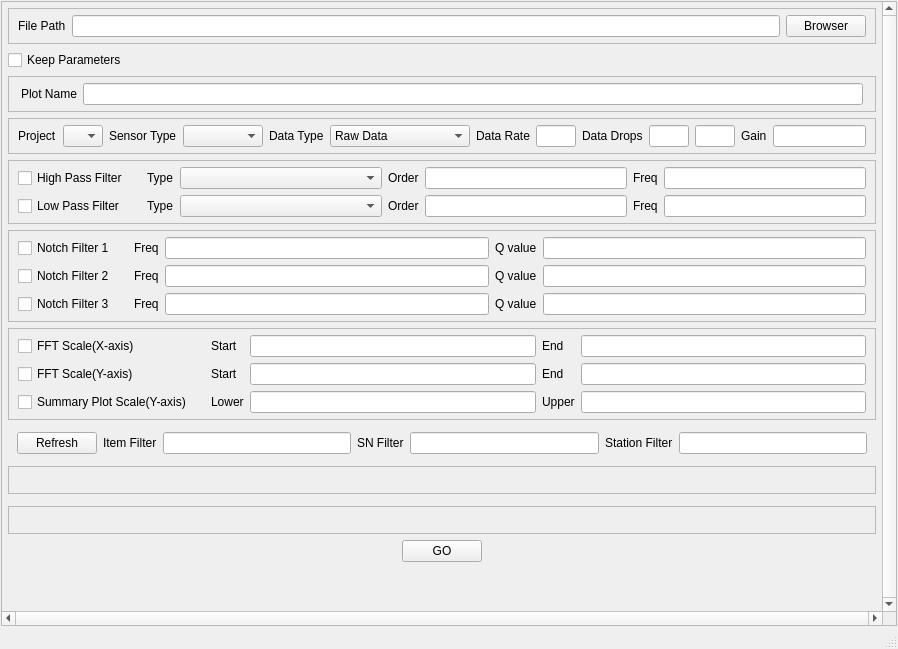
This is mainWin.ui in leoduhot/cld_data_visualize as Qt 5 draws it before an edit. The edited form follows.
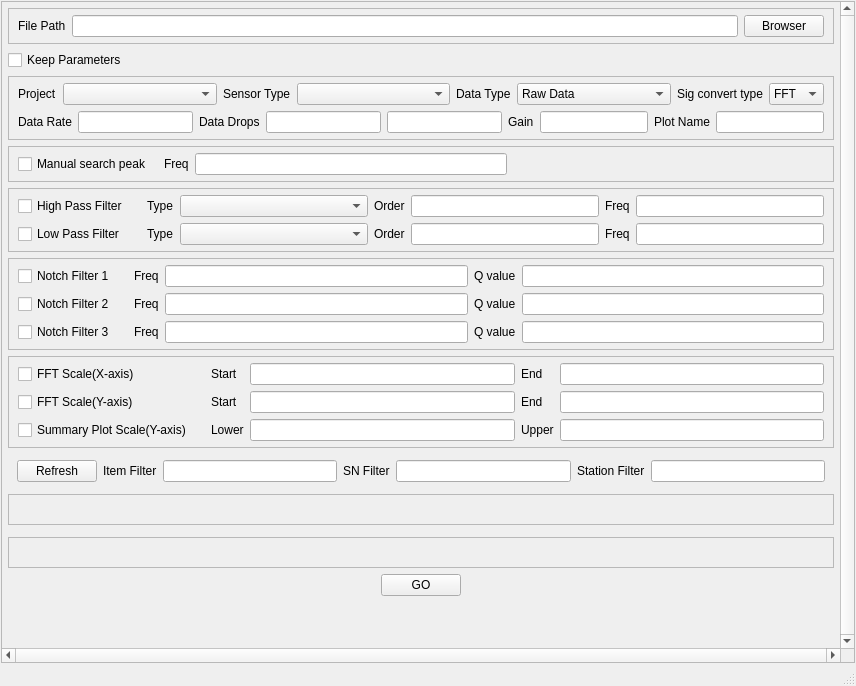
This is the edited form.

Commit message: v0.5.312 1. update visualize functions for malibu2 2. add manual search peak and emg signal convert options

The edit to the form file:
```diff
--- a/mainWin.ui
+++ b/mainWin.ui
@@ -6,8 +6,8 @@
    <rect>
     <x>0</x>
     <y>0</y>
-    <width>898</width>
-    <height>649</height>
+    <width>856</width>
+    <height>686</height>
    </rect>
   </property>
   <property name="sizePolicy">
@@ -91,8 +91,8 @@
         <rect>
          <x>0</x>
          <y>0</y>
-         <width>894</width>
-         <height>643</height>
+         <width>852</width>
+         <height>698</height>
         </rect>
        </property>
        <property name="sizePolicy">
@@ -232,59 +232,6 @@
           </layout>
          </widget>
         </item>
-        <item>
-         <widget class="QFrame" name="plotNameFrm">
-          <property name="sizePolicy">
-           <sizepolicy hsizetype="Expanding" vsizetype="Fixed">
-            <horstretch>0</horstretch>
-            <verstretch>0</verstretch>
-           </sizepolicy>
-          </property>
-          <property name="frameShape">
-           <enum>QFrame::Shape::StyledPanel</enum>
-          </property>
-          <property name="frameShadow">
-           <enum>QFrame::Shadow::Sunken</enum>
-          </property>
-          <layout class="QHBoxLayout" name="horizontalLayout">
-           <property name="leftMargin">
-            <number>12</number>
-           </property>
-           <property name="topMargin">
-            <number>6</number>
-           </property>
-           <property name="rightMargin">
-            <number>12</number>
-           </property>
-           <property name="bottomMargin">
-            <number>6</number>
-           </property>
-           <item>
-            <widget class="QLabel" name="plotNameLab">
-             <property name="sizePolicy">
-              <sizepolicy hsizetype="Fixed" vsizetype="Fixed">
-               <horstretch>0</horstretch>
-               <verstretch>0</verstretch>
-              </sizepolicy>
-             </property>
-             <property name="toolTip">
-              <string>Specify a string used as plot image name, default use sensor tpye</string>
-             </property>
-             <property name="text">
-              <string>Plot Name</string>
-             </property>
-            </widget>
-           </item>
-           <item>
-            <widget class="QLineEdit" name="plotNameEntry">
-             <property name="toolTip">
-              <string>Specify a string used as plot image name, default use sensor tpye</string>
-             </property>
-            </widget>
-           </item>
-          </layout>
-         </widget>
-        </item>
         <item>
          <widget class="QFrame" name="paramFrm">
           <property name="enabled">
@@ -302,182 +249,344 @@
           <property name="frameShadow">
            <enum>QFrame::Shadow::Sunken</enum>
           </property>
-          <layout class="QGridLayout" name="gridLayout">
+          <layout class="QVBoxLayout" name="verticalLayout_5">
+           <property name="spacing">
+            <number>-1</number>
+           </property>
            <property name="topMargin">
             <number>6</number>
            </property>
            <property name="bottomMargin">
             <number>6</number>
            </property>
-           <item row="1" column="0">
-            <widget class="QLabel" name="projectLab">
-             <property name="text">
-              <string>Project</string>
+           <item>
+            <widget class="QFrame" name="frame_2">
+             <property name="frameShape">
+              <enum>QFrame::Shape::NoFrame</enum>
              </property>
-            </widget>
-           </item>
-           <item row="1" column="5">
-            <widget class="QComboBox" name="dataTypeComb">
-             <property name="sizePolicy">
-              <sizepolicy hsizetype="Expanding" vsizetype="Fixed">
-               <horstretch>1</horstretch>
-               <verstretch>0</verstretch>
-              </sizepolicy>
+             <property name="frameShadow">
+              <enum>QFrame::Shadow::Raised</enum>
              </property>
-             <property name="minimumSize">
-              <size>
-               <width>140</width>
-               <height>0</height>
-              </size>
-             </property>
-             <item>
-              <property name="text">
-               <string>Raw Data</string>
+             <layout class="QGridLayout" name="gridLayout_8">
+              <property name="leftMargin">
+               <number>0</number>
               </property>
-             </item>
-             <item>
-              <property name="text">
-               <string>Tester Data</string>
+              <property name="topMargin">
+               <number>0</number>
               </property>
-             </item>
-             <item>
-              <property name="text">
-               <string>Summary Data</string>
+              <property name="rightMargin">
+               <number>0</number>
               </property>
-             </item>
+              <property name="bottomMargin">
+               <number>0</number>
+              </property>
+              <item row="0" column="0">
+               <widget class="QLabel" name="projectLab">
+                <property name="text">
+                 <string>Project</string>
+                </property>
+               </widget>
+              </item>
+              <item row="0" column="1">
+               <widget class="QComboBox" name="projectComb">
+                <property name="sizePolicy">
+                 <sizepolicy hsizetype="Preferred" vsizetype="Fixed">
+                  <horstretch>1</horstretch>
+                  <verstretch>0</verstretch>
+                 </sizepolicy>
+                </property>
+                <property name="minimumSize">
+                 <size>
+                  <width>40</width>
+                  <height>0</height>
+                 </size>
+                </property>
+               </widget>
+              </item>
+              <item row="0" column="2">
+               <widget class="QLabel" name="sensorTypeLab">
+                <property name="text">
+                 <string>Sensor Type</string>
+                </property>
+               </widget>
+              </item>
+              <item row="0" column="3">
+               <widget class="QComboBox" name="sensorTypeComb">
+                <property name="sizePolicy">
+                 <sizepolicy hsizetype="Preferred" vsizetype="Fixed">
+                  <horstretch>1</horstretch>
+                  <verstretch>0</verstretch>
+                 </sizepolicy>
+                </property>
+                <property name="minimumSize">
+                 <size>
+                  <width>80</width>
+                  <height>0</height>
+                 </size>
+                </property>
+               </widget>
+              </item>
+              <item row="0" column="4">
+               <widget class="QLabel" name="dataTypeLab">
+                <property name="text">
+                 <string>Data Type</string>
+                </property>
+               </widget>
+              </item>
+              <item row="0" column="5">
+               <widget class="QComboBox" name="dataTypeComb">
+                <property name="sizePolicy">
+                 <sizepolicy hsizetype="Expanding" vsizetype="Fixed">
+                  <horstretch>1</horstretch>
+                  <verstretch>0</verstretch>
+                 </sizepolicy>
+                </property>
+                <property name="minimumSize">
+                 <size>
+                  <width>140</width>
+                  <height>0</height>
+                 </size>
+                </property>
+                <item>
+                 <property name="text">
+                  <string>Raw Data</string>
+                 </property>
+                </item>
+                <item>
+                 <property name="text">
+                  <string>Tester Data</string>
+                 </property>
+                </item>
+                <item>
+                 <property name="text">
+                  <string>Summary Data</string>
+                 </property>
+                </item>
+               </widget>
+              </item>
+              <item row="0" column="6">
+               <widget class="QLabel" name="convertTypeLab">
+                <property name="text">
+                 <string>Sig convert type</string>
+                </property>
+               </widget>
+              </item>
+              <item row="0" column="7">
+               <widget class="QComboBox" name="convertTypeComb">
+                <item>
+                 <property name="text">
+                  <string>FFT</string>
+                 </property>
+                </item>
+                <item>
+                 <property name="text">
+                  <string>PSD</string>
+                 </property>
+                </item>
+               </widget>
+              </item>
+             </layout>
             </widget>
            </item>
-           <item row="1" column="9">
-            <widget class="QLineEdit" name="dataDropStartEntry">
+           <item>
+            <widget class="QFrame" name="plotNameFrm">
              <property name="sizePolicy">
               <sizepolicy hsizetype="Expanding" vsizetype="Fixed">
-               <horstretch>1</horstretch>
+               <horstretch>0</horstretch>
                <verstretch>0</verstretch>
               </sizepolicy>
              </property>
-             <property name="minimumSize">
-              <size>
-               <width>40</width>
-               <height>0</height>
-              </size>
+             <property name="frameShape">
+              <enum>QFrame::Shape::NoFrame</enum>
              </property>
-             <property name="toolTip">
-              <string>&lt;html&gt;&lt;head/&gt;&lt;body&gt;&lt;p&gt;start number of samples&lt;/p&gt;&lt;/body&gt;&lt;/html&gt;</string>
+             <property name="frameShadow">
+              <enum>QFrame::Shadow::Sunken</enum>
              </property>
+             <layout class="QGridLayout" name="gridLayout">
+              <property name="leftMargin">
+               <number>0</number>
+              </property>
+              <property name="topMargin">
+               <number>0</number>
+              </property>
+              <property name="rightMargin">
+               <number>0</number>
+              </property>
+              <property name="bottomMargin">
+               <number>0</number>
+              </property>
+              <item row="0" column="4">
+               <widget class="QLineEdit" name="dataDropEndEntry">
+                <property name="sizePolicy">
+                 <sizepolicy hsizetype="Expanding" vsizetype="Fixed">
+                  <horstretch>1</horstretch>
+                  <verstretch>0</verstretch>
+                 </sizepolicy>
+                </property>
+                <property name="minimumSize">
+                 <size>
+                  <width>40</width>
+                  <height>0</height>
+                 </size>
+                </property>
+                <property name="toolTip">
+                 <string>&lt;html&gt;&lt;head/&gt;&lt;body&gt;&lt;p&gt;end number of samples, -1 for the end of data&lt;/p&gt;&lt;/body&gt;&lt;/html&gt;</string>
+                </property>
+               </widget>
+              </item>
+              <item row="0" column="10">
+               <widget class="QLabel" name="plotNameLab">
+                <property name="sizePolicy">
+                 <sizepolicy hsizetype="Fixed" vsizetype="Fixed">
+                  <horstretch>0</horstretch>
+                  <verstretch>0</verstretch>
+                 </sizepolicy>
+                </property>
+                <property name="toolTip">
+                 <string>Specify a string used as plot image name, default use sensor tpye</string>
+                </property>
+                <property name="text">
+                 <string>Plot Name</string>
+                </property>
+               </widget>
+              </item>
+              <item row="0" column="0">
+               <widget class="QLabel" name="dataRateLab">
+                <property name="text">
+                 <string>Data Rate</string>
+                </property>
+               </widget>
+              </item>
+              <item row="0" column="1">
+               <widget class="QLineEdit" name="dataRateEntry">
+                <property name="sizePolicy">
+                 <sizepolicy hsizetype="Expanding" vsizetype="Fixed">
+                  <horstretch>1</horstretch>
+                  <verstretch>0</verstretch>
+                 </sizepolicy>
+                </property>
+                <property name="minimumSize">
+                 <size>
+                  <width>40</width>
+                  <height>0</height>
+                 </size>
+                </property>
+               </widget>
+              </item>
+              <item row="0" column="2">
+               <widget class="QLabel" name="dataDropsLab">
+                <property name="toolTip">
+                 <string>&lt;html&gt;&lt;head/&gt;&lt;body&gt;&lt;p&gt;specify the data to drop, e.g.: start 2, end 100, mean only visulize data from line 2 to line 100&lt;/p&gt;&lt;/body&gt;&lt;/html&gt;</string>
+                </property>
+                <property name="text">
+                 <string>Data Drops</string>
+                </property>
+               </widget>
+              </item>
+              <item row="0" column="9">
+               <widget class="QLineEdit" name="gainEntry">
+                <property name="minimumSize">
+                 <size>
+                  <width>40</width>
+                  <height>0</height>
+                 </size>
+                </property>
+               </widget>
+              </item>
+              <item row="0" column="11">
+               <widget class="QLineEdit" name="plotNameEntry">
+                <property name="toolTip">
+                 <string>Specify a string used as plot image name, default use sensor tpye</string>
+                </property>
+               </widget>
+              </item>
+              <item row="0" column="6">
+               <widget class="QLabel" name="gainLab">
+                <property name="text">
+                 <string>Gain</string>
+                </property>
+               </widget>
+              </item>
+              <item row="0" column="3">
+               <widget class="QLineEdit" name="dataDropStartEntry">
+                <property name="sizePolicy">
+                 <sizepolicy hsizetype="Expanding" vsizetype="Fixed">
+                  <horstretch>1</horstretch>
+                  <verstretch>0</verstretch>
+                 </sizepolicy>
+                </property>
+                <property name="minimumSize">
+                 <size>
+                  <width>40</width>
+                  <height>0</height>
+                 </size>
+                </property>
+                <property name="toolTip">
+                 <string>&lt;html&gt;&lt;head/&gt;&lt;body&gt;&lt;p&gt;start number of samples&lt;/p&gt;&lt;/body&gt;&lt;/html&gt;</string>
+                </property>
+               </widget>
+              </item>
+             </layout>
             </widget>
            </item>
-           <item row="1" column="1">
-            <widget class="QComboBox" name="projectComb">
-             <property name="sizePolicy">
-              <sizepolicy hsizetype="Preferred" vsizetype="Fixed">
-               <horstretch>1</horstretch>
-               <verstretch>0</verstretch>
-              </sizepolicy>
-             </property>
-             <property name="minimumSize">
-              <size>
-               <width>40</width>
-               <height>0</height>
-              </size>
-             </property>
-            </widget>
+          </layout>
+         </widget>
+        </item>
+        <item>
+         <widget class="QFrame" name="frame_3">
+          <property name="frameShape">
+           <enum>QFrame::Shape::StyledPanel</enum>
+          </property>
+          <property name="frameShadow">
+           <enum>QFrame::Shadow::Raised</enum>
+          </property>
+          <layout class="QGridLayout" name="gridLayout_9">
+           <property name="topMargin">
+            <number>6</number>
+           </property>
+           <property name="bottomMargin">
+            <number>6</number>
+           </property>
+           <item row="0" column="3">
+            <widget class="QLineEdit" name="mspFreqEntry"/>
            </item>
-           <item row="1" column="6">
-            <widget class="QLabel" name="dataRateLab">
+           <item row="0" column="2">
+            <widget class="QLabel" name="mspFreqLab">
              <property name="text">
-              <string>Data Rate</string>
+              <string>Freq</string>
              </property>
             </widget>
            </item>
-           <item row="1" column="2">
-            <widget class="QLabel" name="sensorTypeLab">
+           <item row="0" column="0">
+            <widget class="QCheckBox" name="mspChkb">
              <property name="text">
-              <string>Sensor Type</string>
+              <string>Manual search peak</string>
              </property>
             </widget>
            </item>
-           <item row="1" column="3">
-            <widget class="QComboBox" name="sensorTypeComb">
-             <property name="sizePolicy">
-              <sizepolicy hsizetype="Preferred" vsizetype="Fixed">
-               <horstretch>1</horstretch>
-               <verstretch>0</verstretch>
-              </sizepolicy>
+           <item row="0" column="1">
+            <widget class="QFrame" name="frame_4">
+             <property name="frameShape">
+              <enum>QFrame::Shape::NoFrame</enum>
              </property>
-             <property name="minimumSize">
-              <size>
-               <width>80</width>
-               <height>0</height>
-              </size>
+             <property name="frameShadow">
+              <enum>QFrame::Shadow::Raised</enum>
              </property>
             </widget>
            </item>
-           <item row="1" column="7">
-            <widget class="QLineEdit" name="dataRateEntry">
+           <item row="0" column="4">
+            <widget class="QFrame" name="frame_5">
              <property name="sizePolicy">
-              <sizepolicy hsizetype="Expanding" vsizetype="Fixed">
-               <horstretch>1</horstretch>
+              <sizepolicy hsizetype="Expanding" vsizetype="Preferred">
+               <horstretch>0</horstretch>
                <verstretch>0</verstretch>
               </sizepolicy>
              </property>
-             <property name="minimumSize">
-              <size>
-               <width>40</width>
-               <height>0</height>
-              </size>
+             <property name="frameShape">
+              <enum>QFrame::Shape::NoFrame</enum>
              </property>
-            </widget>
-           </item>
-           <item row="1" column="11">
-            <widget class="QLabel" name="gainLab">
-             <property name="text">
-              <string>Gain</string>
-             </property>
-            </widget>
-           </item>
-           <item row="1" column="4">
-            <widget class="QLabel" name="dataTypeLab">
-             <property name="text">
-              <string>Data Type</string>
-             </property>
-            </widget>
-           </item>
-           <item row="1" column="10">
-            <widget class="QLineEdit" name="dataDropEndEntry">
-             <property name="sizePolicy">
-              <sizepolicy hsizetype="Expanding" vsizetype="Fixed">
-               <horstretch>1</horstretch>
-               <verstretch>0</verstretch>
-              </sizepolicy>
-             </property>
-             <property name="minimumSize">
-              <size>
-               <width>40</width>
-               <height>0</height>
-              </size>
-             </property>
-             <property name="toolTip">
-              <string>&lt;html&gt;&lt;head/&gt;&lt;body&gt;&lt;p&gt;end number of samples, -1 for the end of data&lt;/p&gt;&lt;/body&gt;&lt;/html&gt;</string>
-             </property>
-            </widget>
-           </item>
-           <item row="1" column="8">
-            <widget class="QLabel" name="dataDropsLab">
-             <property name="toolTip">
-              <string>&lt;html&gt;&lt;head/&gt;&lt;body&gt;&lt;p&gt;specify the data to drop, e.g.: start 2, end 100, mean only visulize data from line 2 to line 100&lt;/p&gt;&lt;/body&gt;&lt;/html&gt;</string>
-             </property>
-             <property name="text">
-              <string>Data Drops</string>
-             </property>
-            </widget>
-           </item>
-           <item row="1" column="12">
-            <widget class="QLineEdit" name="gainEntry">
-             <property name="minimumSize">
-              <size>
-               <width>40</width>
-               <height>0</height>
-              </size>
+             <property name="frameShadow">
+              <enum>QFrame::Shadow::Raised</enum>
              </property>
             </widget>
            </item>
@@ -505,13 +614,6 @@
            <property name="bottomMargin">
             <number>6</number>
            </property>
-           <item row="0" column="4">
-            <widget class="QLabel" name="hpfOrdLab">
-             <property name="text">
-              <string>Order</string>
-             </property>
-            </widget>
-           </item>
            <item row="1" column="4">
             <widget class="QLabel" name="lpfOrdLab">
              <property name="text">
@@ -519,35 +621,24 @@
              </property>
             </widget>
            </item>
-           <item row="0" column="3">
-            <widget class="QComboBox" name="hpfTypeComb">
+           <item row="1" column="7">
+            <widget class="QLineEdit" name="lpfFreqEntry">
              <property name="sizePolicy">
-              <sizepolicy hsizetype="Preferred" vsizetype="Fixed">
+              <sizepolicy hsizetype="Expanding" vsizetype="Fixed">
                <horstretch>1</horstretch>
                <verstretch>0</verstretch>
               </sizepolicy>
              </property>
-             <property name="minimumSize">
-              <size>
-               <width>80</width>
-               <height>0</height>
-              </size>
+             <property name="acceptDrops">
+              <bool>false</bool>
              </property>
-             <item>
-              <property name="text">
-               <string/>
-              </property>
-             </item>
-             <item>
-              <property name="text">
-               <string>lfilter</string>
-              </property>
-             </item>
-             <item>
-              <property name="text">
-               <string>filtfilt</string>
-              </property>
-             </item>
+            </widget>
+           </item>
+           <item row="0" column="1">
+            <widget class="QLabel" name="pfPadLab1">
+             <property name="text">
+              <string/>
+             </property>
             </widget>
            </item>
            <item row="0" column="7">
@@ -563,10 +654,10 @@
              </property>
             </widget>
            </item>
-           <item row="0" column="6">
-            <widget class="QLabel" name="hpfFreqLab">
+           <item row="0" column="4">
+            <widget class="QLabel" name="hpfOrdLab">
              <property name="text">
-              <string>Freq</string>
+              <string>Order</string>
              </property>
             </widget>
            </item>
@@ -598,26 +689,6 @@
              </property>
             </widget>
            </item>
-           <item row="1" column="5">
-            <widget class="QLineEdit" name="lpfOrdEntry">
-             <property name="sizePolicy">
-              <sizepolicy hsizetype="Expanding" vsizetype="Fixed">
-               <horstretch>1</horstretch>
-               <verstretch>0</verstretch>
-              </sizepolicy>
-             </property>
-             <property name="acceptDrops">
-              <bool>false</bool>
-             </property>
-            </widget>
-           </item>
-           <item row="1" column="2">
-            <widget class="QLabel" name="lpfTypeLab">
-             <property name="text">
-              <string>Type</string>
-             </property>
-            </widget>
-           </item>
            <item row="1" column="6">
             <widget class="QLabel" name="lpfFreqLab">
              <property name="text">
@@ -625,57 +696,13 @@
              </property>
             </widget>
            </item>
-           <item row="1" column="7">
-            <widget class="QLineEdit" name="lpfFreqEntry">
-             <property name="sizePolicy">
-              <sizepolicy hsizetype="Expanding" vsizetype="Fixed">
-               <horstretch>1</horstretch>
-               <verstretch>0</verstretch>
-              </sizepolicy>
-             </property>
-             <property name="acceptDrops">
-              <bool>false</bool>
-             </property>
-            </widget>
-           </item>
-           <item row="0" column="2">
-            <widget class="QLabel" name="hpfTypeLab">
+           <item row="0" column="6">
+            <widget class="QLabel" name="hpfFreqLab">
              <property name="text">
-              <string>Type</string>
+              <string>Freq</string>
              </property>
             </widget>
            </item>
-           <item row="1" column="3">
-            <widget class="QComboBox" name="lpfTypeComb">
-             <property name="sizePolicy">
-              <sizepolicy hsizetype="Preferred" vsizetype="Fixed">
-               <horstretch>1</horstretch>
-               <verstretch>0</verstretch>
-              </sizepolicy>
-             </property>
-             <property name="minimumSize">
-              <size>
-               <width>80</width>
-               <height>0</height>
-              </size>
-             </property>
-             <item>
-              <property name="text">
-               <string/>
-              </property>
-             </item>
-             <item>
-              <property name="text">
-               <string>lfilter</string>
-              </property>
-             </item>
-             <item>
-              <property name="text">
-               <string>filtfilt</string>
-              </property>
-             </item>
-            </widget>
-           </item>
            <item row="0" column="0">
             <widget class="QCheckBox" name="hpfChkb">
              <property name="toolTip">
@@ -695,13 +722,95 @@
              </property>
             </widget>
            </item>
-           <item row="0" column="1">
-            <widget class="QLabel" name="pfPadLab1">
+           <item row="1" column="3">
+            <widget class="QComboBox" name="lpfTypeComb">
+             <property name="sizePolicy">
+              <sizepolicy hsizetype="Preferred" vsizetype="Fixed">
+               <horstretch>1</horstretch>
+               <verstretch>0</verstretch>
+              </sizepolicy>
+             </property>
+             <property name="minimumSize">
+              <size>
+               <width>80</width>
+               <height>0</height>
+              </size>
+             </property>
+             <item>
+              <property name="text">
+               <string/>
+              </property>
+             </item>
+             <item>
+              <property name="text">
+               <string>lfilter</string>
+              </property>
+             </item>
+             <item>
+              <property name="text">
+               <string>filtfilt</string>
+              </property>
+             </item>
+            </widget>
+           </item>
+           <item row="1" column="5">
+            <widget class="QLineEdit" name="lpfOrdEntry">
+             <property name="sizePolicy">
+              <sizepolicy hsizetype="Expanding" vsizetype="Fixed">
+               <horstretch>1</horstretch>
+               <verstretch>0</verstretch>
+              </sizepolicy>
+             </property>
+             <property name="acceptDrops">
+              <bool>false</bool>
+             </property>
+            </widget>
+           </item>
+           <item row="0" column="2">
+            <widget class="QLabel" name="hpfTypeLab">
              <property name="text">
-              <string/>
+              <string>Type</string>
              </property>
             </widget>
            </item>
+           <item row="1" column="2">
+            <widget class="QLabel" name="lpfTypeLab">
+             <property name="text">
+              <string>Type</string>
+             </property>
+            </widget>
+           </item>
+           <item row="0" column="3">
+            <widget class="QComboBox" name="hpfTypeComb">
+             <property name="sizePolicy">
+              <sizepolicy hsizetype="Preferred" vsizetype="Fixed">
+               <horstretch>1</horstretch>
+               <verstretch>0</verstretch>
+              </sizepolicy>
+             </property>
+             <property name="minimumSize">
+              <size>
+               <width>80</width>
+               <height>0</height>
+              </size>
+             </property>
+             <item>
+              <property name="text">
+               <string/>
+              </property>
+             </item>
+             <item>
+              <property name="text">
+               <string>lfilter</string>
+              </property>
+             </item>
+             <item>
+              <property name="text">
+               <string>filtfilt</string>
+              </property>
+             </item>
+            </widget>
+           </item>
           </layout>
          </widget>
         </item>
@@ -1077,6 +1186,36 @@
            <property name="bottomMargin">
             <number>6</number>
            </property>
+           <item row="0" column="0">
+            <widget class="QPushButton" name="refreshDataBtn">
+             <property name="toolTip">
+              <string>Click me to refresh the items' checkbox</string>
+             </property>
+             <property name="text">
+              <string>Refresh</string>
+             </property>
+            </widget>
+           </item>
+           <item row="0" column="2">
+            <widget class="QLineEdit" name="itemFilterEntry">
+             <property name="toolTip">
+              <string>regular expression to fliter the items when press &quot;ENTER&quot; key or press &quot;Refresh&quot; button:
+e.g. (?i)emg.*ch03.*noise: this regexp will search items which:
+1. ignores case (?i) 
+2. and include &quot;emg&quot;
+3. and then follows with any number of characters 
+3. and then follows with &quot;ch03&quot;
+4. and then follows with any number of characters 
+5. and then follows with &quot;noise&quot;</string>
+             </property>
+            </widget>
+           </item>
+           <item row="0" column="6">
+            <widget class="QLineEdit" name="stationFilterEntry"/>
+           </item>
+           <item row="0" column="4">
+            <widget class="QLineEdit" name="snFilterEntry"/>
+           </item>
            <item row="0" column="1">
             <widget class="QLabel" name="itemFilterLabel">
              <property name="toolTip">
@@ -1101,26 +1240,6 @@
              </property>
             </widget>
            </item>
-           <item row="0" column="2">
-            <widget class="QLineEdit" name="itemFilterEntry">
-             <property name="toolTip">
-              <string>regular expression to fliter the items when press &quot;ENTER&quot; key or press &quot;Refresh&quot; button:
-e.g. (?i)emg.*ch03.*noise: this regexp will search items which:
-1. ignores case (?i) 
-2. and include &quot;emg&quot;
-3. and then follows with any number of characters 
-3. and then follows with &quot;ch03&quot;
-4. and then follows with any number of characters 
-5. and then follows with &quot;noise&quot;</string>
-             </property>
-            </widget>
-           </item>
-           <item row="0" column="6">
-            <widget class="QLineEdit" name="stationFilterEntry"/>
-           </item>
-           <item row="0" column="4">
-            <widget class="QLineEdit" name="snFilterEntry"/>
-           </item>
            <item row="0" column="3">
             <widget class="QLabel" name="snFilterLab">
              <property name="text">
@@ -1128,16 +1247,6 @@
              </property>
             </widget>
            </item>
-           <item row="0" column="0">
-            <widget class="QPushButton" name="refreshDataBtn">
-             <property name="toolTip">
-              <string>Click me to refresh the items' checkbox</string>
-             </property>
-             <property name="text">
-              <string>Refresh</string>
-             </property>
-            </widget>
-           </item>
           </layout>
          </widget>
         </item>
@@ -1287,9 +1396,9 @@
        <zorder>goBtnFrm</zorder>
        <zorder>filterfFm2</zorder>
        <zorder>contactFrm</zorder>
-       <zorder>plotNameFrm</zorder>
        <zorder>frame</zorder>
        <zorder>testItemFrm</zorder>
+       <zorder>frame_3</zorder>
       </widget>
      </widget>
     </item>
```
The commit also changes 6 other files.
